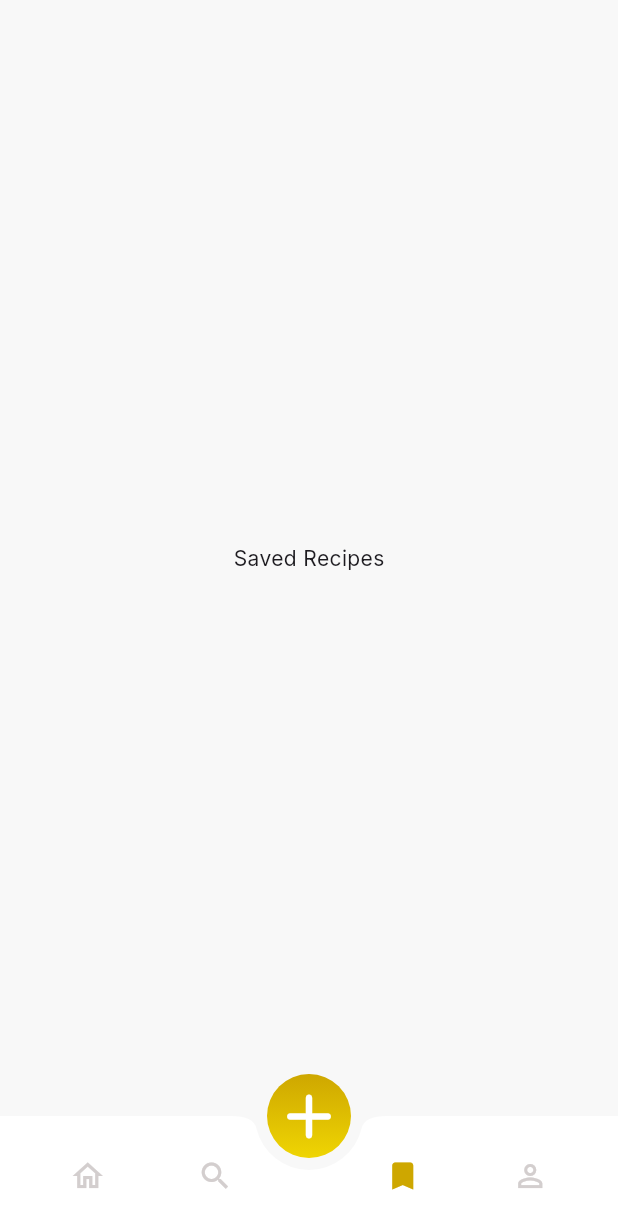
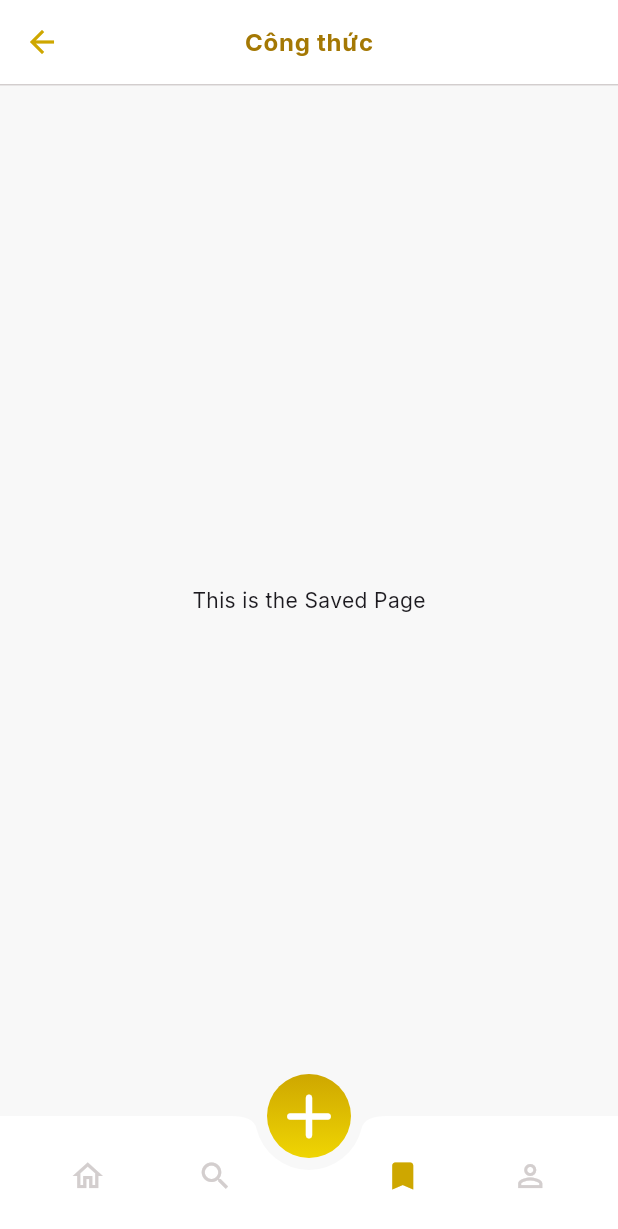
Before and after one commit to danhdelrey/recipe_app, a Flutter app: the SavedPage screen opened by its route, on a phone screen of 412 x 824 dp. Shown: the top 1229 px of the screen. Run offline on Flutter 3.47's test engine with Material 3 defaults, Android fonts, the phone set to English and light mode, and no system bars; our stand-ins replace get_it, go_router, google_fonts, injectable, ionicons.

Commit message:
Add custom AppBar to SavedPage
Replaces the default scaffold with a custom AppBar featuring a back button, styled title, and divider. Updates the body text for clarity and applies theme colors from app_colors.

```diff
--- a/lib/presentation/features/saved/pages/saved_page.dart
+++ b/lib/presentation/features/saved/pages/saved_page.dart
@@ -1,7 +1,37 @@
 import 'package:flutter/material.dart';
+import 'package:recipe_app/core/theme/app_colors.dart';
 
 class SavedPage extends StatelessWidget {
   const SavedPage({super.key});
+
   @override
-  Widget build(BuildContext context) => const Scaffold(body: Center(child: Text('Saved Recipes')));
+  Widget build(BuildContext context) {
+    return Scaffold(
+      appBar: AppBar(
+        backgroundColor: Colors.white,
+        leading: IconButton(
+          icon: const Icon(Icons.arrow_back),
+          onPressed: () {},
+          color: Theme.of(context).colorScheme.primary,
+        ),
+        title: Text(
+          'Công thức',
+          style: Theme.of(context).textTheme.bodyLarge?.copyWith(
+            color: PrimaryColors.shade700,
+            fontWeight: FontWeight.bold,
+          ),
+        ),
+        centerTitle: true,
+        bottom: PreferredSize(
+          preferredSize: Size.fromHeight(1.0),
+          child: Divider(
+            height: 1.0,
+            thickness: 1.0,
+            color: NeutralColors.shade300,
+          ),
+        ),
+      ),
+      body: const Center(child: Text('This is the Saved Page')),
+    );
+  }
 }
```
